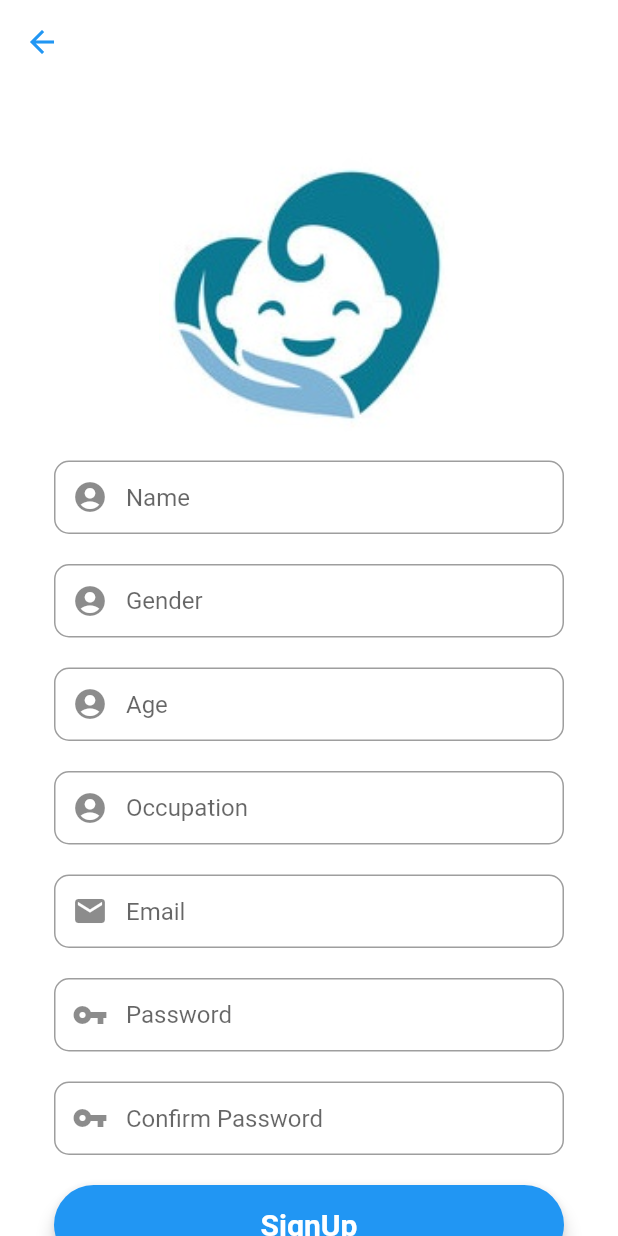
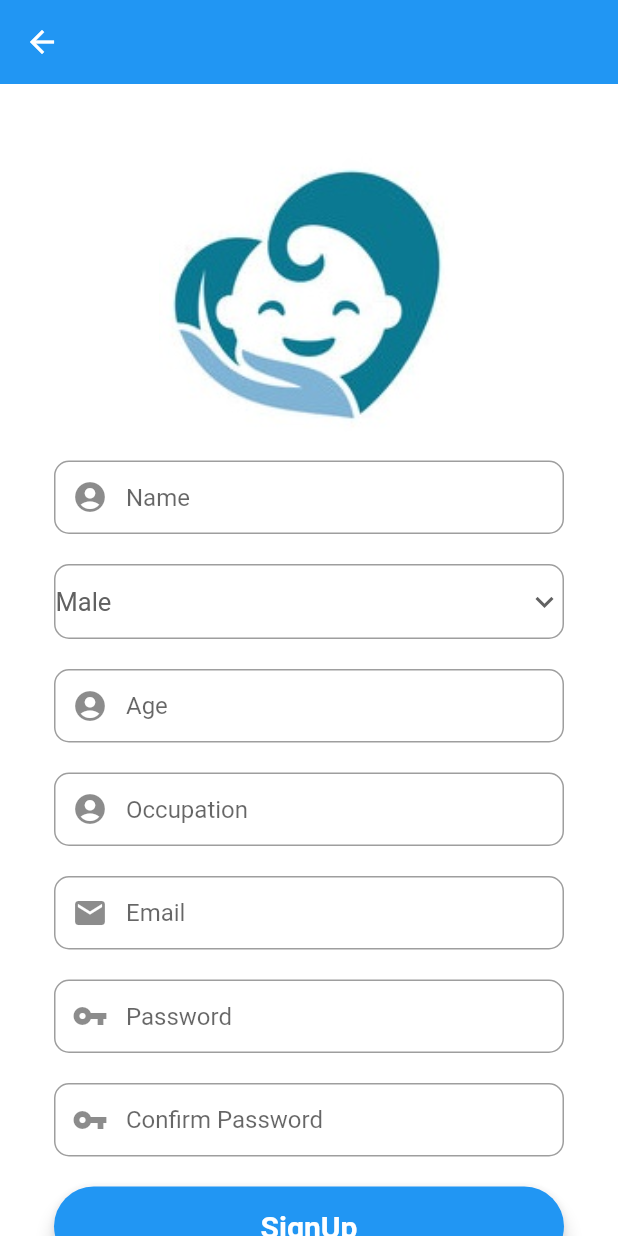
Before and after one commit to RaiyanJahangir/Capstone-Project, a Flutter app: the RegistrationScreen screen opened directly, on a phone screen of 412 x 824 dp. Run offline on Flutter 3.47's test engine with Material 2 defaults, Android fonts, the phone set to English and light mode, and no system bars; our stand-ins replace cloud_firestore, firebase_auth, firebase_core, fluttertoast; accounts and stored records are empty.

Commit message:
added gender dropdownbutton

```diff
--- a/lib/screens/registration_screen.dart
+++ b/lib/screens/registration_screen.dart
@@ -18,12 +18,33 @@ class _RegistrationScreenState extends State<RegistrationScreen> {
   final _formKey = GlobalKey<FormState>();
   //editing controller
   final nameEditingController = TextEditingController();
-  final genderEditingController = TextEditingController();
   final ageEditingController = TextEditingController();
   final occupationEditingController = TextEditingController();
   final emailEditingController = TextEditingController();
   final passwordEditingController = TextEditingController();
   final confirmPasswordEditingController = TextEditingController();
+
+  String dropdownValue = 'Male';
+  String? holder;
+
+  void getDropDownItem() {
+    setState(() {
+      holder = dropdownValue;
+    });
+  }
+
+  bool isNumeric(String? s) {
+    if (s == null) {
+      return false;
+    }
+    var value = double.tryParse(s) != null;
+    if (value) {
+      if (int.parse(s) < 0) {
+        return false;
+      }
+    }
+    return value;
+  }
 
   @override
   Widget build(BuildContext context) {
@@ -56,30 +77,36 @@ class _RegistrationScreenState extends State<RegistrationScreen> {
           ))),
     );
 
-    //gender field
-    final genderField = TextFormField(
-      autocorrect: false,
-      controller: genderEditingController,
-      keyboardType: TextInputType.name,
-      validator: (value) {
-        //RegExp regex = RegExp(r'^.{3,}$');
-        if (value!.isEmpty) {
-          return ("Gender cannot be Empty");
-        }
-        return null;
-      },
-      onSaved: (value) {
-        genderEditingController.text = value!;
-      },
-      textInputAction: TextInputAction.next,
-      decoration: InputDecoration(
-          prefixIcon: Icon(Icons.account_circle),
-          contentPadding: EdgeInsets.fromLTRB(20, 15, 20, 15),
-          hintText: "Gender",
-          border: OutlineInputBorder(
-              borderRadius: BorderRadius.circular(
-            10,
-          ))),
+    // //gender field
+    final genderField = Container(
+      decoration: BoxDecoration(
+        borderRadius: BorderRadius.circular(10),
+        border: Border.all(color: Colors.grey, width: 1),
+      ),
+      child: DropdownButtonHideUnderline(
+        child: DropdownButton<String>(
+          value: dropdownValue,
+          icon: const Icon(Icons.keyboard_arrow_down),
+          elevation: 16,
+          isExpanded: true,
+          style: TextStyle(
+            color: Colors.grey[700],
+            fontSize: 17,
+          ),
+          onChanged: (String? newValue) {
+            setState(() {
+              dropdownValue = newValue!;
+            });
+          },
+          items: <String>['Male', 'Female']
+              .map<DropdownMenuItem<String>>((String value) {
+            return DropdownMenuItem<String>(
+              value: value,
+              child: Text(value),
+            );
+          }).toList(),
+        ),
+      ),
     );
 
     //age field
@@ -91,6 +118,9 @@ class _RegistrationScreenState extends State<RegistrationScreen> {
         //RegExp regex = RegExp(r'^.{3,}$');
         if (value!.isEmpty) {
           return ("Age cannot be Empty");
+        }
+        if (!isNumeric(value)) {
+          return ("Give a valid age");
         }
         return null;
       },
@@ -226,6 +256,7 @@ class _RegistrationScreenState extends State<RegistrationScreen> {
           minWidth: MediaQuery.of(context).size.width,
           onPressed: () {
             signUp(emailEditingController.text, passwordEditingController.text);
+            getDropDownItem();
           },
           child: Text(
             "SignUp",
@@ -238,10 +269,10 @@ class _RegistrationScreenState extends State<RegistrationScreen> {
     return Scaffold(
       backgroundColor: Colors.white,
       appBar: AppBar(
-          backgroundColor: Colors.transparent,
+          backgroundColor: Colors.blue,
           elevation: 0,
           leading: IconButton(
-            icon: Icon(Icons.arrow_back, color: Colors.blue),
+            icon: Icon(Icons.arrow_back, color: Colors.white),
             onPressed: () {
               //passing this to a loop
               Navigator.of(context).pop();
@@ -314,7 +345,7 @@ class _RegistrationScreenState extends State<RegistrationScreen> {
     userModel.email = user!.email;
     userModel.uid = user.uid;
     userModel.name = nameEditingController.text;
-    userModel.gender = genderEditingController.text;
+    userModel.gender = holder;
     userModel.age = int.parse(ageEditingController.text);
     userModel.occupation = occupationEditingController.text;
 
```
